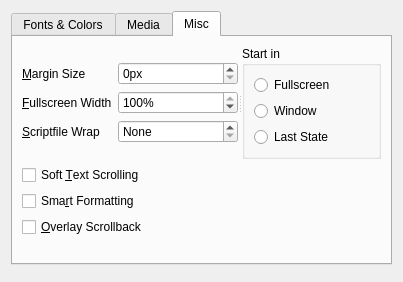
realnc/hugor, file src/confdialog.ui: the form before one commit.
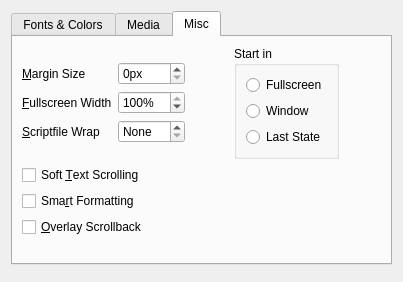
The form after the commit. The open tabs and pages were chosen to show the change. Custom widgets are drawn as their Qt base class.

Commit message: Remove rogue splitter from config dialog

```diff
--- a/src/confdialog.ui
+++ b/src/confdialog.ui
@@ -376,11 +376,8 @@
       </attribute>
       <layout class="QVBoxLayout" name="verticalLayout">
        <item>
-        <widget class="QSplitter" name="splitter">
-         <property name="orientation">
-          <enum>Qt::Horizontal</enum>
-         </property>
-         <widget class="QWidget" name="layoutWidget">
+        <layout class="QHBoxLayout" name="horizontalLayout_5">
+         <item>
           <layout class="QFormLayout" name="formLayout_5">
            <property name="formAlignment">
             <set>Qt::AlignLeading|Qt::AlignLeft|Qt::AlignVCenter</set>
@@ -476,7 +473,21 @@
             </widget>
            </item>
           </layout>
-         </widget>
+         </item>
+         <item>
+          <spacer name="horizontalSpacer">
+           <property name="orientation">
+            <enum>Qt::Horizontal</enum>
+           </property>
+           <property name="sizeHint" stdset="0">
+            <size>
+             <width>40</width>
+             <height>20</height>
+            </size>
+           </property>
+          </spacer>
+         </item>
+         <item>
          <widget class="QGroupBox" name="startInGroupBox">
           <property name="toolTip">
            <string>&lt;p&gt;This lets you choose in which state the interpreter should start games. You can choose to always start in fullscreen or windowed mode, or use the same mode the interpreter was in the last time it was running.&lt;/p&gt;</string>
@@ -541,7 +552,21 @@
            </item>
           </layout>
          </widget>
-        </widget>
+         </item>
+         <item>
+          <spacer name="horizontalSpacer_2">
+           <property name="orientation">
+            <enum>Qt::Horizontal</enum>
+           </property>
+           <property name="sizeHint" stdset="0">
+            <size>
+             <width>40</width>
+             <height>20</height>
+            </size>
+           </property>
+          </spacer>
+         </item>
+        </layout>
        </item>
        <item>
         <layout class="QFormLayout" name="formLayout_3">
```
Lines whose indentation alone changed are shown as unchanged.
